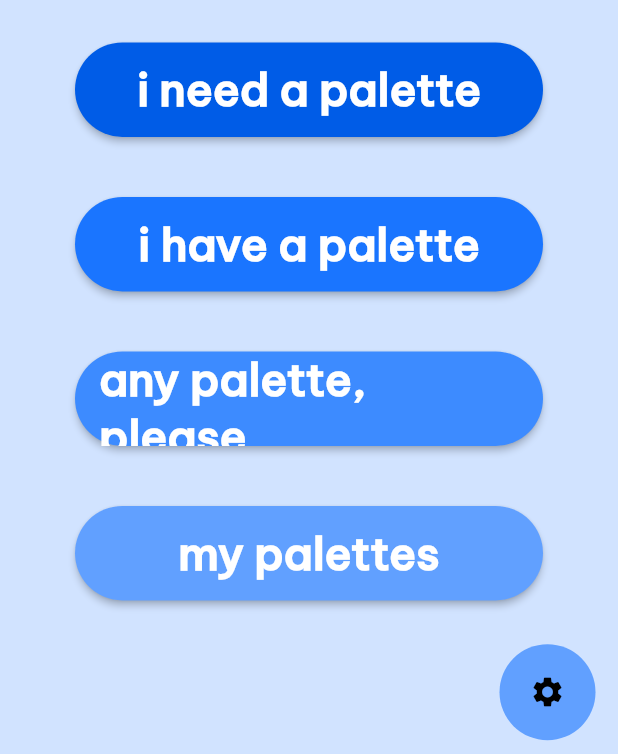
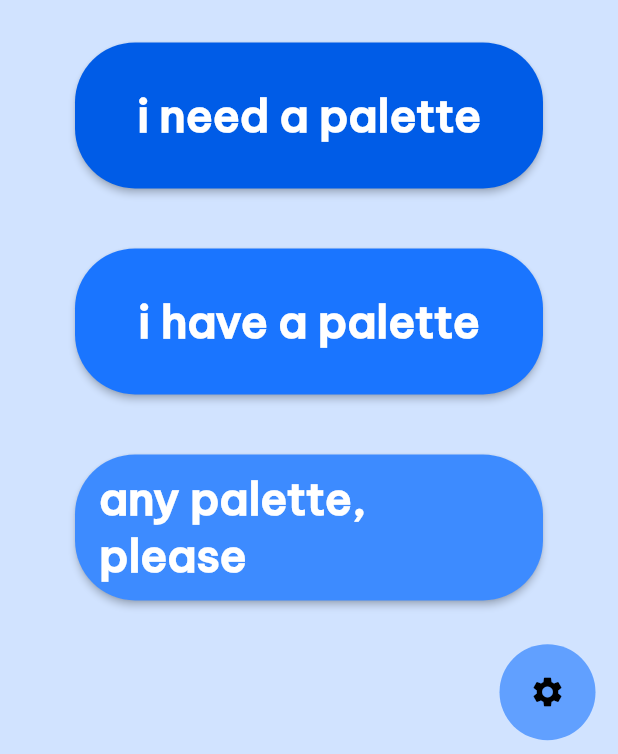
Before and after one commit to VictorTPhan/Hue_Helper, a Flutter app: the screen it shows after launch, on a phone screen of 412 x 824 dp, the part 482-1236 px from its top. Run offline on Flutter 3.47's test engine with Material 2 defaults, Android fonts, the phone set to English and light mode, and no system bars; our stand-ins replace flutter_colorpicker.

Commit message:
Some more refactoring on main, and fixed a bug where the back button would send the user too far back.

```diff
--- a/lib/finished_palette.dart
+++ b/lib/finished_palette.dart
@@ -104,7 +104,7 @@ class _FinishedPaletteState extends State<FinishedPalette> {
                               Navigator.push(
                                 context,
                                 MaterialPageRoute(
-                                    builder: (context) => MyApp()),
+                                    builder: (context) => MyHomePage(title: '',)),
                               );
                             },
                           ),
--- a/lib/main.dart
+++ b/lib/main.dart
@@ -29,15 +29,6 @@ class MyApp extends StatelessWidget {
 class MyHomePage extends StatefulWidget {
   MyHomePage({Key? key, required this.title}) : super(key: key);
 
-  // This widget is the home page of your application. It is stateful, meaning
-  // that it has a State object (defined below) that contains fields that affect
-  // how it looks.
-
-  // This class is the configuration for the state. It holds the values (in this
-  // case the title) provided by the parent (in this case the App widget) and
-  // used by the build method of the State. Fields in a Widget subclass are
-  // always marked "final".
-
   final String title;
 
   @override
@@ -45,6 +36,27 @@ class MyHomePage extends StatefulWidget {
 }
 
 class _MyHomePageState extends State<MyHomePage> {
+
+  Widget createNavButton(String text, Color buttonColor, Function nextScreen)
+  {
+    return Expanded(
+      child: Container(
+          margin: EdgeInsets.only(top: 20, bottom: 20),
+          child: ElevatedButton(
+              style: ElevatedButton.styleFrom(
+                primary: buttonColor,
+                shape: new RoundedRectangleBorder(borderRadius: new BorderRadius.circular(40),
+                ),),
+              child: Text(
+                text,
+                style: TextStyle(
+                  fontSize: 30,
+                  fontWeight: FontWeight.bold,
+                ),
+              ),
+              onPressed: () { nextScreen(); })),
+    );
+  }
 
   @override
   Widget build(BuildContext context) {
@@ -71,94 +83,27 @@ class _MyHomePageState extends State<MyHomePage> {
                   crossAxisAlignment: CrossAxisAlignment.stretch,
                   mainAxisAlignment: MainAxisAlignment.spaceBetween,
                   children: [
-                    Expanded(
-                      child: Container(
-                          margin: EdgeInsets.only(top: 20, bottom: 20),
-                          child: ElevatedButton(
-                              style: ElevatedButton.styleFrom(
-                                primary: ThemeColors.primaryColor,
-                                shape: new RoundedRectangleBorder(borderRadius: new BorderRadius.circular(40),
-                              ),),
-                              child: Text(
-                                'i need a palette',
-                                style: TextStyle(
-                                  fontSize: 30,
-                                  fontWeight: FontWeight.bold,
-                                ),
-                              ),
-                              onPressed: () {
+                    createNavButton('i need a palette', ThemeColors.primaryColor, () {
                       Navigator.push(
                         context,
                         MaterialPageRoute(
                             builder: (context) => PaletteType()),
                       );
-                              })),
-                    ),
-                    Expanded(
-                      child: Container(
-                          margin: EdgeInsets.only(top: 20, bottom: 20),
-                          child: ElevatedButton(
-                              style: ElevatedButton.styleFrom(
-                                primary: ThemeColors.secondaryColor,
-                                shape: new RoundedRectangleBorder(borderRadius: new BorderRadius.circular(40),
-                              ),),
-                              child: Text(
-                                'i have a palette',
-                                style: TextStyle(
-                                  fontSize: 30,
-                                  fontWeight: FontWeight.bold,
-                                ),
-                              ),
-                              onPressed: () {
+                    }),
+                    createNavButton('i have a palette', ThemeColors.secondaryColor, () {
                       Navigator.push(
                         context,
                         MaterialPageRoute(
-                                    //TODO: create a palette input class
                             builder: (context) => PaletteInput()),
                       );
-                              })),
-                    ),
-                    Expanded(
-                      child: Container(
-                          margin: EdgeInsets.only(top: 20, bottom: 20),
-                          child: ElevatedButton(
-                              style: ElevatedButton.styleFrom(
-                                primary: ThemeColors.tertiaryColor,
-                                shape: new RoundedRectangleBorder(borderRadius: new BorderRadius.circular(40),
-                              ),),
-                              child: Text(
-                                'any palette, please',
-                                style: TextStyle(
-                                  fontSize: 30,
-                                  fontWeight: FontWeight.bold,
-                                ),
-                              ),
-                              onPressed: () {
-                                //Navigator.push(
+                    }),
+                    createNavButton('any palette, please', ThemeColors.tertiaryColor, () {
+                     // Navigator.push(
                         //context,
                         //MaterialPageRoute(
-                                    //TODO: Create a random palette descriptor generator and send that data to the finished palette screen
-                                      //builder: (context) => FinishedPalette()),
-                                //);
-                              })),
-                    ),
-                    Expanded(
-                      child: Container(
-                          margin: EdgeInsets.only(top: 20, bottom: 20),
-                          child: ElevatedButton(
-                              style: ElevatedButton.styleFrom(
-                                primary: ThemeColors.fourthColor,
-                                shape: new RoundedRectangleBorder(borderRadius: new BorderRadius.circular(40),
-                              ),),
-                              child: Text(
-                                'my palettes',
-                                style: TextStyle(
-                                  fontSize: 30,
-                                  fontWeight: FontWeight.bold,
-                                ),
-                              ),
-                              onPressed: () {})),
-                    ),
+                        //    builder: (context) => PaletteInput()),
+                     // );
+                    }),
                   ],
                 ),
               )),
```
Lines whose indentation alone changed are shown as unchanged.
